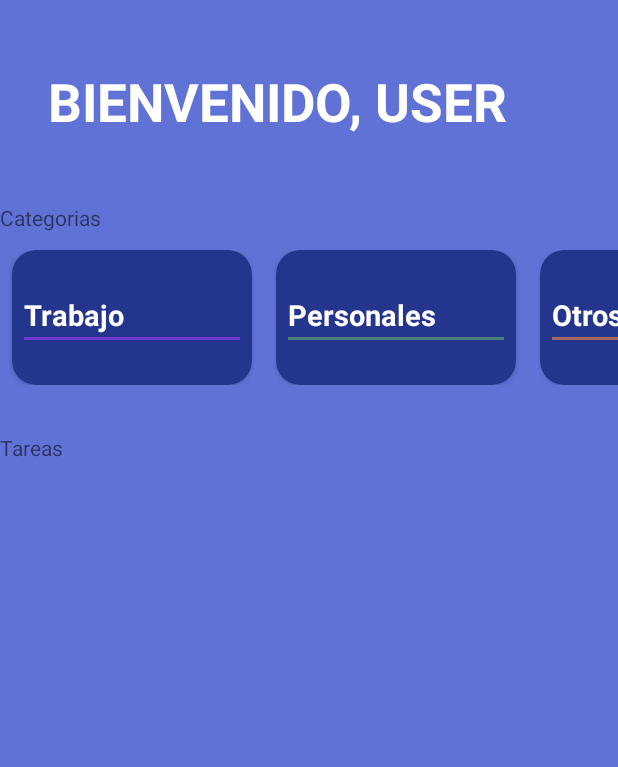
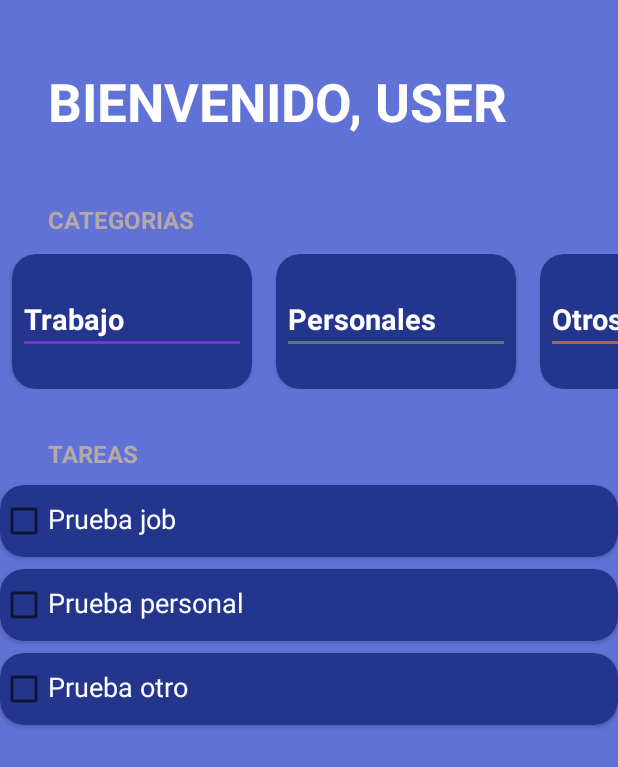
Before and after one commit to XimenaLargo/ToDo-Android-App, an Android app built with Jetpack Compose: the screen it shows after launch (MainActivity), on a phone screen of 412 x 824 dp. Shown: the top 767 px of the screen. Run offline under Robolectric (Android 15) with nearby library versions, the phone set to English and light mode, and no system bars.

Commit message:
Add layout, styles, Adapter and Holder for task's creation

```diff
--- a/app/src/main/java/com/example/todoapp/MainActivity.kt
+++ b/app/src/main/java/com/example/todoapp/MainActivity.kt
@@ -4,17 +4,25 @@ import android.os.Bundle
 import androidx.activity.ComponentActivity
 import androidx.recyclerview.widget.LinearLayoutManager
 import androidx.recyclerview.widget.RecyclerView
+import com.example.todoapp.TaskCategory.*
 
 class MainActivity : ComponentActivity() {
 
     private val categories = listOf(
-        TaskCategory.Job,
-        TaskCategory.Personal,
-        TaskCategory.Other
+        Job,
+        Personal,
+        Other
     )
 
+    private val  tasks = mutableListOf(
+        Task("Prueba job", Job),
+        Task("Prueba personal", Personal),
+        Task("Prueba otro", Other)
+    )
     private lateinit var rvCategories : RecyclerView
     private lateinit var categoriesAdapter:CategoriesAdapter
+    private lateinit var rvTasks:RecyclerView
+    private lateinit var tasksAdapter: TasksAdapter
 
     override fun onCreate(savedInstanceState: Bundle?) {
         super.onCreate(savedInstanceState)
@@ -27,12 +35,17 @@ class MainActivity : ComponentActivity() {
 
     private fun initComponent() {
         rvCategories = findViewById(R.id.rvCategories)
+        rvTasks = findViewById(R.id.rvTasks)
     }
 
     private fun initUI() {
         categoriesAdapter = CategoriesAdapter(categories)
         rvCategories.layoutManager = LinearLayoutManager(this, LinearLayoutManager.HORIZONTAL, false)
         rvCategories.adapter = categoriesAdapter
+
+        tasksAdapter = TasksAdapter(tasks)
+        rvTasks.layoutManager = LinearLayoutManager(this)
+        rvTasks.adapter = tasksAdapter
     }
 
 }
--- /dev/null
+++ b/app/src/main/java/com/example/todoapp/Task.kt
@@ -0,0 +1,3 @@
+package com.example.todoapp
+
+data class Task (val name:String,val category: TaskCategory, var isSelected:Boolean = false)
--- /dev/null
+++ b/app/src/main/java/com/example/todoapp/TasksAdapter.kt
@@ -0,0 +1,19 @@
+package com.example.todoapp
+
+import android.view.LayoutInflater
+import android.view.ViewGroup
+import androidx.recyclerview.widget.RecyclerView
+
+class TasksAdapter (private val tasks:List<Task>) :
+    RecyclerView.Adapter<TasksViewHolder>(){
+    override fun onCreateViewHolder(parent: ViewGroup, viewType: Int): TasksViewHolder {
+        val view = LayoutInflater.from(parent.context).inflate(R.layout.item_todo_task, parent, false)
+        return TasksViewHolder(view)
+    }
+
+    override fun getItemCount(): Int = tasks.size
+
+    override fun onBindViewHolder(holder: TasksViewHolder, position: Int) {
+        holder.render(tasks[position])
+    }
+}
--- /dev/null
+++ b/app/src/main/java/com/example/todoapp/TasksViewHolder.kt
@@ -0,0 +1,16 @@
+package com.example.todoapp
+
+import android.view.View
+import android.widget.CheckBox
+import android.widget.TextView
+import androidx.recyclerview.widget.RecyclerView
+
+class TasksViewHolder(view: View) : RecyclerView.ViewHolder(view) {
+
+    private val tvTask:TextView = view.findViewById(R.id.tvTask)
+    private val cbTask:CheckBox = view.findViewById(R.id.cbTask)
+
+    fun render (task: Task){
+        tvTask.text = task.name
+    }
+}
--- /dev/null
+++ b/app/src/main/res/layout/item_todo_task.xml
@@ -0,0 +1,34 @@
+<?xml version="1.0" encoding="utf-8"?>
+<androidx.cardview.widget.CardView xmlns:android="http://schemas.android.com/apk/res/android"
+    xmlns:app="http://schemas.android.com/apk/res-auto"
+    xmlns:tools="http://schemas.android.com/tools"
+    android:orientation="vertical"
+    android:layout_width="match_parent"
+    android:layout_height="wrap_content"
+    app:cardCornerRadius="16dp"
+    app:cardBackgroundColor="@color/todo_background_card"
+    android:layout_marginVertical="4dp">
+
+    <LinearLayout
+        android:paddingVertical="8dp"
+        android:layout_width="match_parent"
+        android:layout_height="wrap_content"
+        android:orientation="horizontal">
+        <CheckBox
+            android:id="@+id/cbTask"
+            android:layout_width="wrap_content"
+            android:layout_height="wrap_content"
+           />
+        <TextView
+            android:id="@+id/tvTask"
+            android:layout_width="wrap_content"
+            android:layout_height="wrap_content"
+            android:textColor="@color/white"
+            android:textSize="18sp"
+            tools:text="Prueba"
+            />
+
+    </LinearLayout>
+
+
+</androidx.cardview.widget.CardView>
--- a/app/src/main/res/values/themes.xml
+++ b/app/src/main/res/values/themes.xml
@@ -2,4 +2,12 @@
 <resources>
 
     <style name="Theme.ToDoApp" parent="android:Theme.Material.Light.NoActionBar" />
+
+    <style name="todoSubtitle">
+        <item name="android:textAllCaps">true</item>
+        <item name="android:textColor">@color/gray</item>
+        <item name="android:textStyle">bold</item>
+        <item name="android:textSize">16sp</item>
+        <item name="android:layout_marginHorizontal">32dp</item>
+    </style>
 </resources>
```
